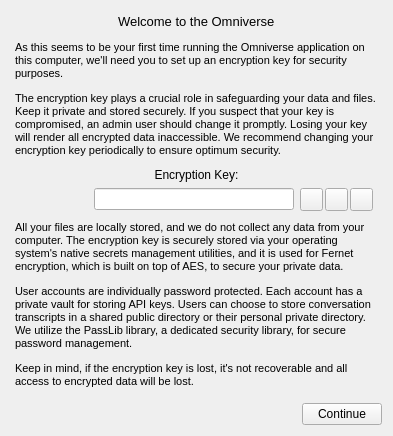
This is gui/components/workspace_creation_widget.ui in mdb42/omniverse as Qt 5 draws it before an edit. The edited form follows.
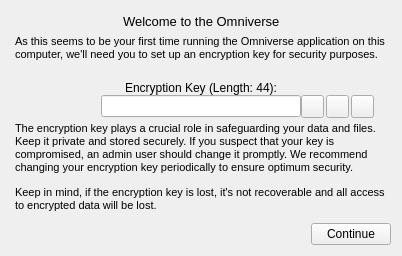
This is the edited form.

Commit message: Error handling, signals, initial persona creation - Simplified imports and references - Added error handling for login login_window - Renamed signals to be more consistent - Added initial persona creation

Patch:
```diff
--- a/gui/components/workspace_creation_widget.ui
+++ b/gui/components/workspace_creation_widget.ui
@@ -6,14 +6,17 @@
    <rect>
     <x>0</x>
     <y>0</y>
-    <width>393</width>
-    <height>436</height>
+    <width>402</width>
+    <height>256</height>
    </rect>
   </property>
   <property name="windowTitle">
    <string>Workspace Creation</string>
   </property>
   <layout class="QGridLayout" name="gridLayout_2">
+   <property name="verticalSpacing">
+    <number>0</number>
+   </property>
    <item row="1" column="0">
     <layout class="QHBoxLayout" name="horizontalLayout_2">
      <item>
@@ -27,7 +30,7 @@
        <property name="minimumSize">
         <size>
          <width>350</width>
-         <height>110</height>
+         <height>35</height>
         </size>
        </property>
        <property name="maximumSize">
@@ -71,7 +74,7 @@
 p, li { white-space: pre-wrap; }
 &lt;/style&gt;&lt;/head&gt;&lt;body style=&quot; font-family:'MS Shell Dlg 2'; font-size:9pt; font-weight:400; font-style:normal;&quot;&gt;
 &lt;p style=&quot; margin-top:12px; margin-bottom:12px; margin-left:0px; margin-right:0px; -qt-block-indent:0; text-indent:0px;&quot;&gt;&lt;span style=&quot; font-size:8pt;&quot;&gt;As this seems to be your first time running the Omniverse application on this computer, we'll need you to set up an encryption key for security purposes.&lt;/span&gt;&lt;/p&gt;
-&lt;p style=&quot; margin-top:12px; margin-bottom:12px; margin-left:0px; margin-right:0px; -qt-block-indent:0; text-indent:0px;&quot;&gt;&lt;span style=&quot; font-size:8pt;&quot;&gt;The encryption key plays a crucial role in safeguarding your data and files. Keep it private and stored securely. If you suspect that your key is compromised, an admin user should change it promptly. Losing your key will render all encrypted data inaccessible. We recommend changing your encryption key periodically to ensure optimum security.&lt;/span&gt;&lt;/p&gt;&lt;/body&gt;&lt;/html&gt;</string>
+&lt;p style=&quot;-qt-paragraph-type:empty; margin-top:12px; margin-bottom:12px; margin-left:0px; margin-right:0px; -qt-block-indent:0; text-indent:0px;&quot;&gt;&lt;br /&gt;&lt;/p&gt;&lt;/body&gt;&lt;/html&gt;</string>
        </property>
       </widget>
      </item>
@@ -314,7 +317,7 @@
        <property name="minimumSize">
         <size>
          <width>350</width>
-         <height>180</height>
+         <height>105</height>
         </size>
        </property>
        <property name="font">
@@ -351,8 +354,7 @@
 &lt;html&gt;&lt;head&gt;&lt;meta name=&quot;qrichtext&quot; content=&quot;1&quot; /&gt;&lt;style type=&quot;text/css&quot;&gt;
 p, li { white-space: pre-wrap; }
 &lt;/style&gt;&lt;/head&gt;&lt;body style=&quot; font-family:'MS Shell Dlg 2'; font-size:9pt; font-weight:400; font-style:normal;&quot;&gt;
-&lt;p style=&quot; margin-top:12px; margin-bottom:12px; margin-left:0px; margin-right:0px; -qt-block-indent:0; text-indent:0px;&quot;&gt;&lt;span style=&quot; font-size:8pt;&quot;&gt;All your files are locally stored, and we do not collect any data from your computer. The encryption key is securely stored via your operating system's native secrets management utilities, and it is used for Fernet encryption, which is built on top of AES, to secure your private data.&lt;/span&gt;&lt;/p&gt;
-&lt;p style=&quot; margin-top:12px; margin-bottom:12px; margin-left:0px; margin-right:0px; -qt-block-indent:0; text-indent:0px;&quot;&gt;&lt;span style=&quot; font-size:8pt;&quot;&gt;User accounts are individually password protected. Each account has a private vault for storing API keys. Users can choose to store conversation transcripts in a shared public directory or their personal private directory. We utilize the PassLib library, a dedicated security library, for secure password management.&lt;/span&gt;&lt;/p&gt;
+&lt;p style=&quot; margin-top:0px; margin-bottom:0px; margin-left:0px; margin-right:0px; -qt-block-indent:0; text-indent:0px;&quot;&gt;&lt;span style=&quot; font-size:8pt;&quot;&gt;The encryption key plays a crucial role in safeguarding your data and files. Keep it private and stored securely. If you suspect that your key is compromised, an admin user should change it promptly. We recommend changing your encryption key periodically to ensure optimum security.&lt;/span&gt;&lt;/p&gt;
 &lt;p style=&quot; margin-top:12px; margin-bottom:12px; margin-left:0px; margin-right:0px; -qt-block-indent:0; text-indent:0px;&quot;&gt;&lt;span style=&quot; font-size:8pt;&quot;&gt;Keep in mind, if the encryption key is lost, it's not recoverable and all access to encrypted data will be lost.&lt;/span&gt;&lt;/p&gt;&lt;/body&gt;&lt;/html&gt;</string>
        </property>
       </widget>
@@ -367,7 +369,7 @@
       </font>
      </property>
      <property name="text">
-      <string>Encryption Key:</string>
+      <string>Encryption Key (Length: 44):</string>
      </property>
      <property name="alignment">
       <set>Qt::AlignCenter</set>
```
The commit also changes 26 other files.
